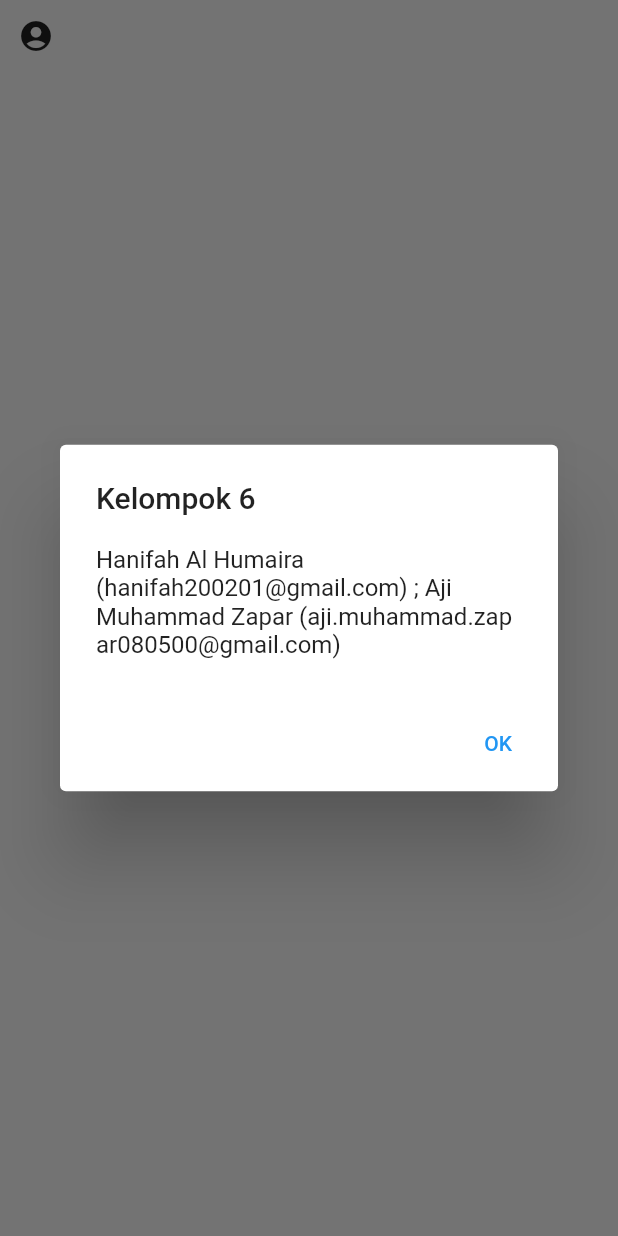
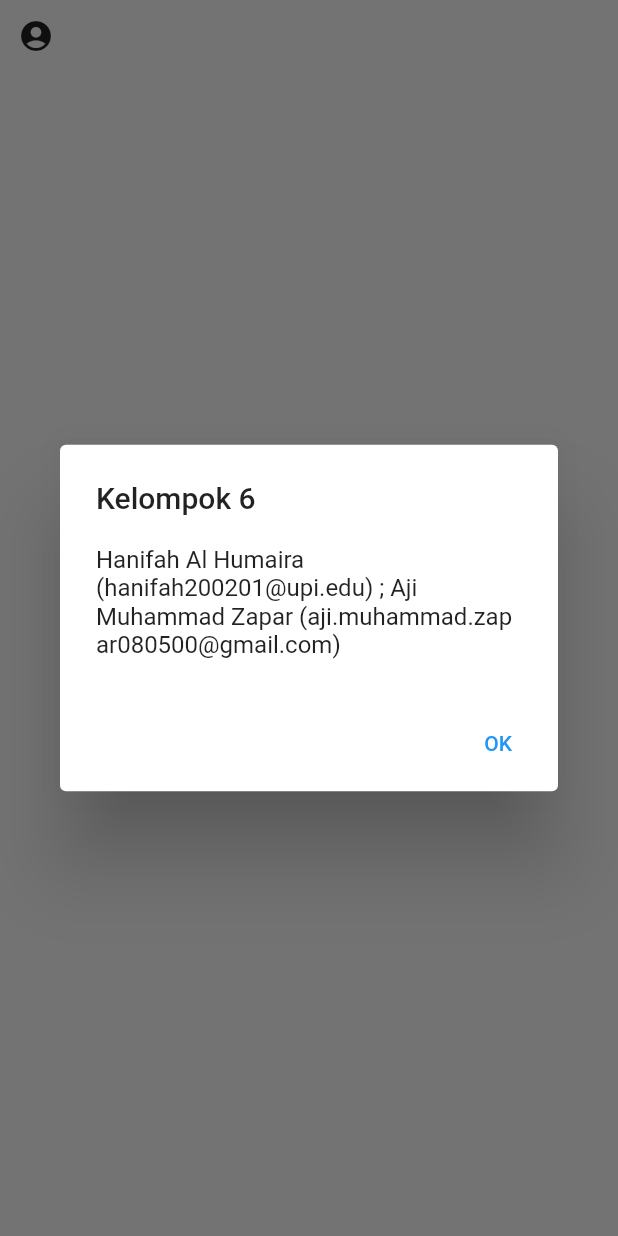
Before and after one commit to Amzar123/kuis-2-provis, a Flutter app: the ButtonNamaKelompok widget shown alone on an empty page, opened directly, after a tap on the "account circle" icon, on a phone screen of 412 x 824 dp. Run offline on Flutter 3.47's test engine with Material 2 defaults, Android fonts, the phone set to English and light mode, and no system bars; network calls fail.

Commit message:
Update main.dart

```diff
--- a/lib/main.dart
+++ b/lib/main.dart
@@ -176,7 +176,7 @@ class ButtonNamaKelompok extends StatelessWidget {
           context: context,
           builder: (BuildContext context) => AlertDialog(
             title: const Text('Kelompok 6'),
-            content: const Text('Hanifah Al Humaira (hanifah200201@gmail.com) ; Aji Muhammad Zapar (aji.muhammad.zapar080500@gmail.com)'),
+            content: const Text('Hanifah Al Humaira (hanifah200201@upi.edu) ; Aji Muhammad Zapar (aji.muhammad.zapar080500@gmail.com)'),
             actions: <Widget>[
               TextButton(
                 onPressed: () => Navigator.pop(context, 'OK'),
```
